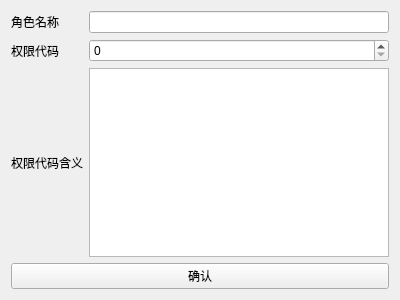
Qt form xt/code/ui/AddCharacter.ui (joker20020/ERP) before a commit.
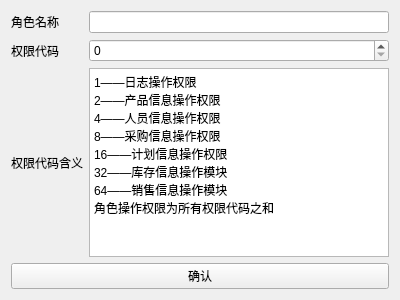
The same form after that commit. Custom widgets are drawn as their Qt base class.

The edit to the form file:
```diff
--- a/xt/code/ui/AddCharacter.ui
+++ b/xt/code/ui/AddCharacter.ui
@@ -34,7 +34,19 @@
       </widget>
      </item>
      <item row="2" column="1">
-      <widget class="PlainTextEdit" name="groupDes"/>
+      <widget class="PlainTextEdit" name="groupDes">
+       <property name="plainText">
+        <string>1——日志操作权限
+2——产品信息操作权限
+4——人员信息操作权限
+8——采购信息操作权限
+16——计划信息操作权限
+32——库存信息操作模块
+64——销售信息操作模块
+角色操作权限为所有权限代码之和
+</string>
+       </property>
+      </widget>
      </item>
      <item row="0" column="0">
       <widget class="BodyLabel" name="characterNameL">
```
